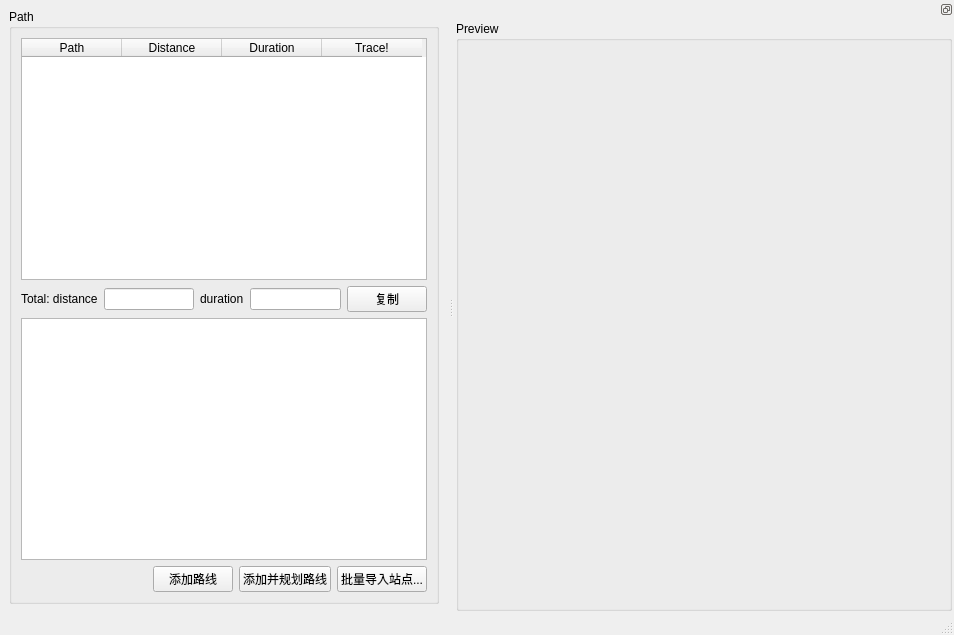
Old version of the form mainwindow.ui in the repository gl2summer/tracker.
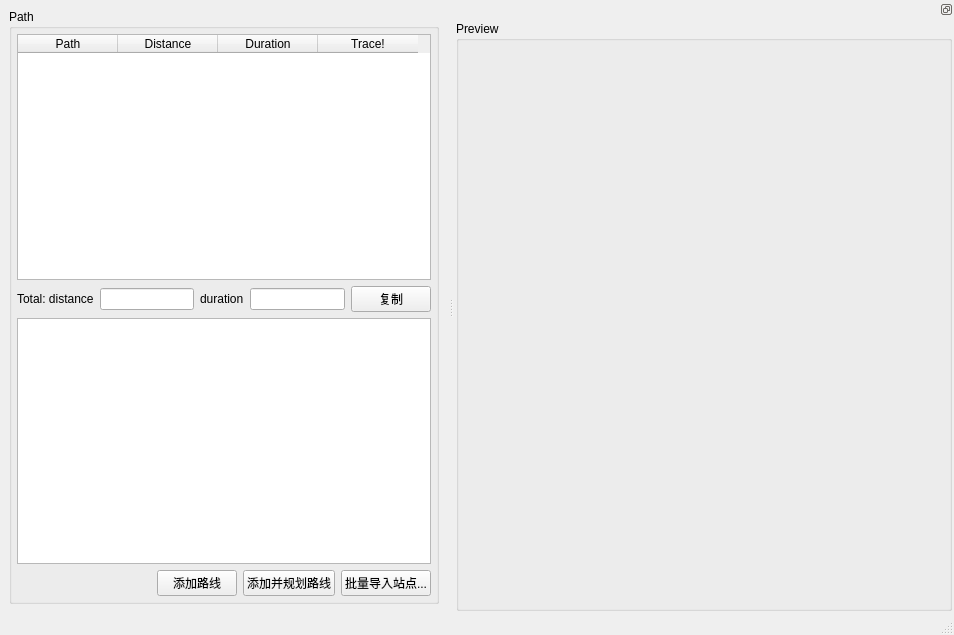
New version of the form.

Commit message: improvement, baidu map api v1.3

```diff
--- a/mainwindow.ui
+++ b/mainwindow.ui
@@ -21,6 +21,18 @@
        <string>Path</string>
       </property>
       <layout class="QVBoxLayout" name="verticalLayout">
+       <property name="leftMargin">
+        <number>5</number>
+       </property>
+       <property name="topMargin">
+        <number>5</number>
+       </property>
+       <property name="rightMargin">
+        <number>5</number>
+       </property>
+       <property name="bottomMargin">
+        <number>5</number>
+       </property>
        <item>
         <widget class="QTableWidget" name="twPathList">
          <column>
```
The commit also changes 2 other files.
